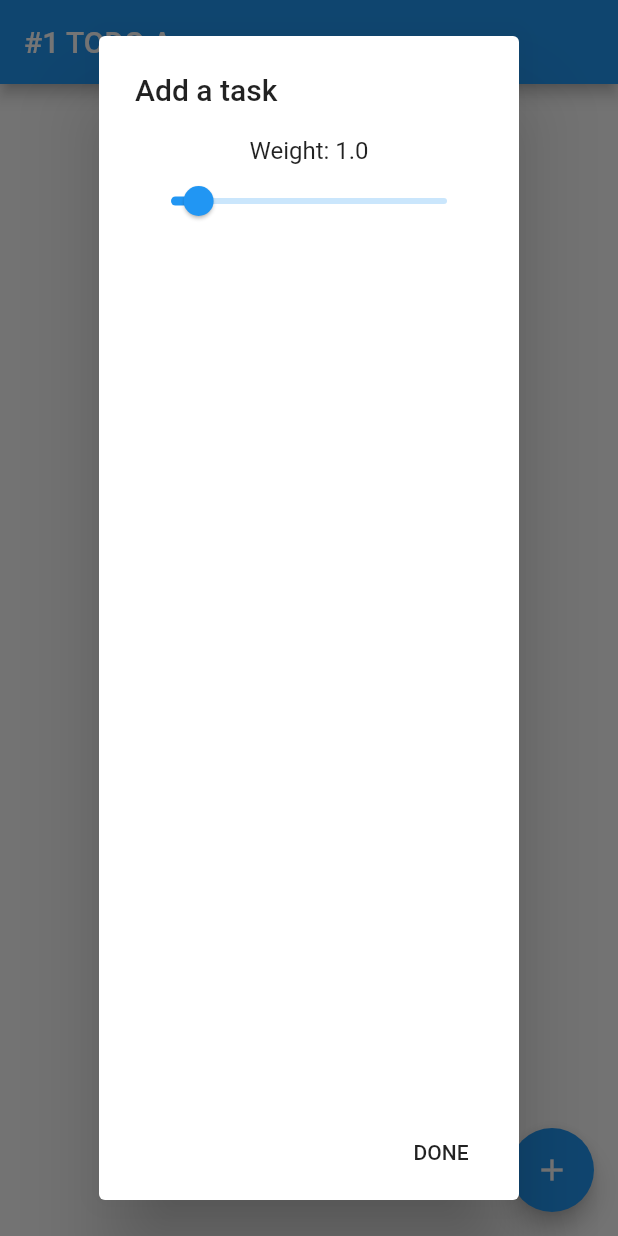
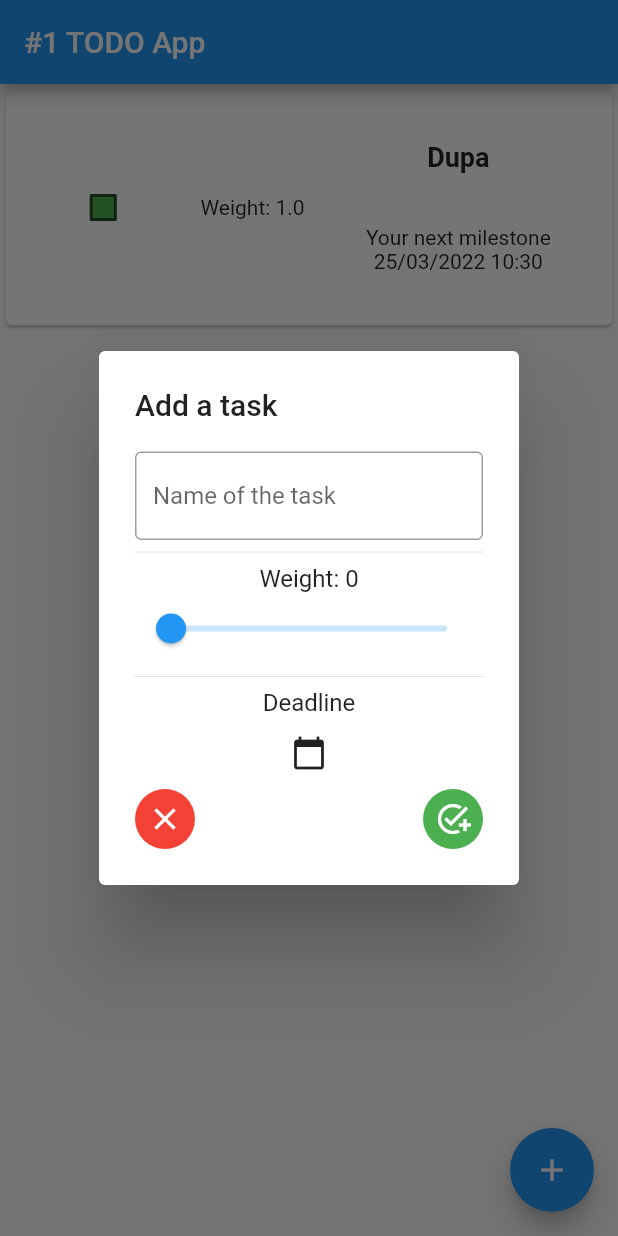
Before and after one commit to ArturNiklewicz/todoFlutterApp, a Flutter app: the screen it shows after launch, after a tap on the "add" icon, on a phone screen of 412 x 824 dp. Run offline on Flutter 3.47's test engine with Material 2 defaults, Android fonts, the phone set to English and light mode, and no system bars.

Commit message:
Cleaning-up

```diff
--- a/lib/main.dart
+++ b/lib/main.dart
@@ -1,5 +1,6 @@
 import 'package:flutter/material.dart';
 import 'package:todo_app/ui/screens/homepage.dart';
+import 'package:todo_app/ui/screens/subtask_screen.dart';
 
 void main() {
   runApp(const MyApp());
@@ -11,11 +12,12 @@ class MyApp extends StatelessWidget {
   @override
   Widget build(BuildContext context) {
     return MaterialApp(
+      initialRoute: '/home',
+      routes: {
+        '/home': (context) => const HomePage(),
+      },
       debugShowCheckedModeBanner: false,
-      theme: ThemeData(
-        primarySwatch: Colors.blue,
-      ),
-      home: HomePage(),
+      theme: ThemeData(primarySwatch: Colors.blue),
     );
   }
 }
--- a/lib/models/task.dart
+++ /dev/null
@@ -1,6 +0,0 @@
-import 'package:flutter/material.dart';
-
-class Task {
-  String? taskName, taskDescription;
-  bool? taskStatus;
-}
--- /dev/null
+++ b/lib/models/todo.dart
@@ -0,0 +1,14 @@
+class Todo {
+  String title;
+  double weight;
+  DateTime deadline;
+  bool status;
+
+  Todo({
+    required this.title,
+    required this.weight,
+    required this.deadline,
+    required this.status,
+  });
+
+}
--- a/lib/ui/screens/homepage.dart
+++ b/lib/ui/screens/homepage.dart
@@ -1,10 +1,11 @@
 import 'package:flutter/material.dart';
-import 'package:todo_app/main.dart';
-import 'package:todo_app/ui/widgets/taskCard.dart';
+import 'package:todo_app/models/todo.dart';
+import 'package:todo_app/ui/screens/subtask_screen.dart';
+import 'package:todo_app/ui/widgets/new_task.dart';
+import 'package:todo_app/ui/widgets/task_list.dart';
 
 class HomePage extends StatefulWidget {
-  static int taskNumber = 0;
-  HomePage({Key? key}) : super(key: key);
+  const HomePage({Key? key}) : super(key: key);
 
   @override
   State<HomePage> createState() => _HomePageState();
@@ -12,46 +13,10 @@ class HomePage extends StatefulWidget {
 
 class _HomePageState extends State<HomePage> {
   final String title = "#1 TODO App";
-  DateTime selectedDate = DateTime.now();
-  double _value = 1.0;
-
-  void _incrementCounter() {
-    setState(() {
-      HomePage.taskNumber++;
-    });
-  }
-
-  Future<void> _selectDate(BuildContext context) async {
-    final DateTime? picked = await showDatePicker(
-        context: context,
-        initialDate: selectedDate,
-        firstDate: DateTime(2015, 8),
-        lastDate: DateTime(2101));
-    if (picked != null && picked != selectedDate)
-      setState(() {
-        selectedDate = picked;
-      });
-  }
-
-  void _showAddTaskPopUp() async {
-    // <-- note the async keyword here
-
-    // this will contain the result from Navigator.pop(context, result)
-    final selectedWeight = await showDialog<double>(
-      context: context,
-      builder: (context) => AddTaskPopUp(initialWeight: _value),
-    );
-
-    // execution of this code continues when the dialog was closed (popped)
-
-    // note that the result can also be null, so check it
-    // (back button or pressed outside of the dialog)
-    if (selectedWeight != null) {
-      setState(() {
-        _value = selectedWeight;
-      });
-    }
-  }
+  double _weight = 1.0;
+  static List<Todo> userTasks = [
+    Todo(deadline: DateTime.now(), title: 'Dupa', weight: 1, status: false)
+  ];
 
   @override
   Widget build(BuildContext context) {
@@ -59,88 +24,33 @@ class _HomePageState extends State<HomePage> {
       appBar: AppBar(
         title: Text(title),
       ),
-      body: Center(
-          child: ListView.builder(
-        itemCount: HomePage.taskNumber,
-        itemBuilder: (context, index) {
-          return TaskCard();
+      body: TaskList(userTasks),
+      floatingActionButton: FloatingActionButton(
+        onPressed: () {
+          _showAddTaskPopUp();
         },
-        // In this example, each String is on its own l
-      )),
-      floatingActionButton: FloatingActionButton(
-        onPressed: _showAddTaskPopUp,
         tooltip: 'Add a task',
         child: const Icon(Icons.add),
       ), // This trailing comma makes auto-formatting nicer for build methods.
     );
   }
 
-  Widget _buildPopupDialog(BuildContext context) {
-    return AlertDialog(
-      title: const TextField(
-        decoration: InputDecoration(
-            border: OutlineInputBorder(), hintText: "Name of the task"),
-      ),
-      content: Column(
-        mainAxisSize: MainAxisSize.min,
-        crossAxisAlignment: CrossAxisAlignment.start,
-        children: <Widget>[
-          Slider(
-            min: 0.0,
-            max: 10.0,
-            value: _value,
-            onChanged: (value) {
-              setState(() {
-                _value = value;
-              });
-            },
-          ),
-          Divider(),
-          IconButton(
-              onPressed: () => _selectDate(context),
-              icon: Icon(Icons.calendar_today))
-        ],
-      ),
-      actions: <Widget>[
-        Row(
-          mainAxisAlignment: MainAxisAlignment.spaceAround,
-          children: [
-            CircleAvatar(
-              radius: 20,
-              backgroundColor: Colors.red,
-              child: new IconButton(
-                onPressed: () {
-                  Navigator.of(context).pop();
-                },
-                icon: const Icon(
-                  Icons.close,
-                  color: Colors.white,
-                ),
-              ),
-            ),
-            CircleAvatar(
-              radius: 20,
-              backgroundColor: Colors.green,
-              child: new IconButton(
-                onPressed: () {
-                  Navigator.of(context).pop();
-                },
-                icon: const Icon(
-                  Icons.add_task,
-                  color: Colors.white,
-                ),
-              ),
-            ),
-          ],
-        )
-      ],
+  void _showAddTaskPopUp() async {
+    final selectedWeight = await showDialog<double>(
+      context: context,
+      builder: (context) => AddTaskPopUp(initialWeight: _weight),
     );
+
+    if (selectedWeight != null) {
+      setState(() {
+        _weight = selectedWeight;
+      });
+    }
   }
 }
 
 class AddTaskPopUp extends StatefulWidget {
-  /// initial selection for the slider
-  double? initialWeight = 1;
+  double? initialWeight;
 
   AddTaskPopUp({Key? key, this.initialWeight}) : super(key: key);
 
@@ -149,44 +59,32 @@ class AddTaskPopUp extends StatefulWidget {
 }
 
 class _AddTaskPopUpState extends State<AddTaskPopUp> {
-  /// current selection of the slider
-  double? _value = 0;
+  DateTime today = DateTime.now();
 
-  @override
-  void initState() {
-    super.initState();
-    _value = widget.initialWeight;
+  void addNewTask(String title, double weight, DateTime deadline, bool status) {
+    final newTask = Todo(
+        title: title,
+        weight: weight,
+        deadline: deadline.toString().isEmpty ? today : deadline,
+        status: status);
+
+    setState(() {
+      _HomePageState.userTasks.add(newTask);
+    });
+    int i = 0;
+    bool endOfLoop = i <= _HomePageState.userTasks.length;
+    for (Todo todo in _HomePageState.userTasks) {
+      if (endOfLoop == false) {
+        print(_HomePageState.userTasks[i].toString());
+        i++;
+      } else {
+        break;
+      }
+    }
   }
 
   @override
   Widget build(BuildContext context) {
-    return AlertDialog(
-      title: Text('Add a task'),
-      content: Column(
-        children: [
-          Text('Weight: ${_value!.toStringAsPrecision(2)}'),
-          Slider(
-            min: 0.0,
-            max: 10.0,
-            value: _value!.toDouble(),
-            onChanged: (value) {
-              setState(() {
-                _value = value;
-              });
-            },
-          ),
-        ],
-      ),
-      actions: <Widget>[
-        FlatButton(
-          onPressed: () {
-            // Use the second argument of Navigator.pop(...) to pass
-            // back a result to the page that opened the dialog
-            Navigator.pop(context, _value);
-          },
-          child: Text('DONE'),
-        )
-      ],
-    );
+    return NewTask(addNewTask);
   }
 }
--- a/lib/ui/widgets/addTaskPopUp.dart
+++ /dev/null
@@ -1,54 +0,0 @@
-import 'package:flutter/material.dart';
-
-class AddTaskPopUp extends StatefulWidget {
-  /// initial selection for the slider
-  double? initialWeight = 1;
-
-  AddTaskPopUp({Key? key, this.initialWeight}) : super(key: key);
-
-  @override
-  _AddTaskPopUpState createState() => _AddTaskPopUpState();
-}
-
-class _AddTaskPopUpState extends State<AddTaskPopUp> {
-  /// current selection of the slider
-  double? _value = 0;
-
-  @override
-  void initState() {
-    super.initState();
-    _value = widget.initialWeight;
-  }
-
-  @override
-  Widget build(BuildContext context) {
-    return new AlertDialog(
-      title: Text('Add a task'),
-      content: Column(
-        children: [
-          Text('Weight: ${_value!.toStringAsPrecision(2)}'),
-          Slider(
-            min: 0.0,
-            max: 10.0,
-            value: _value!.toDouble(),
-            onChanged: (value) {
-              setState(() {
-                _value = value;
-              });
-            },
-          ),
-        ],
-      ),
-      actions: <Widget>[
-        FlatButton(
-          onPressed: () {
-            // Use the second argument of Navigator.pop(...) to pass
-            // back a result to the page that opened the dialog
-            Navigator.pop(context, _value);
-          },
-          child: Text('DONE'),
-        )
-      ],
-    );
-  }
-}
--- /dev/null
+++ b/lib/ui/widgets/new_task.dart
@@ -0,0 +1,142 @@
+import 'package:flutter/material.dart';
+
+class NewTask extends StatefulWidget {
+  final Function addTask;
+
+  const NewTask(this.addTask, {Key? key}) : super(key: key);
+
+  @override
+  _NewTaskState createState() => _NewTaskState();
+}
+
+class _NewTaskState extends State<NewTask> {
+  final nameController = TextEditingController();
+  String enteredName = "";
+  double _value = 0;
+  DateTime selectedDate = DateTime.now();
+  DateTime fiftyDaysFromNow = DateTime.now().add(const Duration(days: 50));
+  DateTime sevenDaysAgo = DateTime.now().subtract(const Duration(days: 7));
+
+  late bool status;
+
+  String _checkName() {
+    if (nameController.text == null ||
+        nameController.text == " " ||
+        nameController.text == '')
+      enteredName = "A New Task";
+    else
+      enteredName = nameController.text;
+    return enteredName;
+  }
+
+  void _submitTask() {
+    _checkName();
+    status = false;
+    widget.addTask(enteredName, _value, selectedDate, status);
+  }
+
+  @override
+  Widget build(BuildContext context) {
+    return AlertDialog(
+      insetPadding: EdgeInsets.zero,
+      title: const Text('Add a task'),
+      content: SizedBox(
+        height: 265,
+        width: 130,
+        child: Column(mainAxisAlignment: MainAxisAlignment.start, children: [
+          TextField(
+            controller: nameController,
+            decoration: const InputDecoration(
+                border: OutlineInputBorder(), hintText: "Name of the task"),
+          ),
+          const Divider(),
+
+          Container(child: getWeightstatus()),
+          // Text('Weight: ${_value!.toStringAsPrecision(2)}'),
+          Slider(
+            min: 0.0,
+            max: 10.0,
+            value: _value.toDouble(),
+            onChanged: (value) {
+              setState(() {
+                _value = value;
+              });
+            },
+          ),
+          const Divider(),
+          const Text('Deadline'),
+          Builder(builder: (buildReturnedContext) {
+            return IconButton(
+                onPressed: () async {
+                  final DateTime? picked = await showDatePicker(
+                      context: context,
+                      initialDate: sevenDaysAgo,
+                      firstDate: DateTime(2022),
+                      lastDate: fiftyDaysFromNow);
+                  if (picked != null && picked != selectedDate) {
+                    setState(() {
+                      selectedDate = picked;
+                    });
+                  }
+                },
+                icon: const Icon(Icons.calendar_today));
+          }),
+
+          /* actions: <Widget>[ */
+          Row(
+            mainAxisAlignment: MainAxisAlignment.spaceBetween,
+            children: [
+              CircleAvatar(
+                radius: 20,
+                backgroundColor: Colors.red,
+                child: IconButton(
+                  onPressed: () {
+                    Navigator.of(context).pop();
+                  },
+                  icon: const Icon(
+                    Icons.close,
+                    color: Colors.white,
+                  ),
+                ),
+              ),
+              CircleAvatar(
+                radius: 20,
+                backgroundColor: Colors.green,
+                child: IconButton(
+                  onPressed: () {
+                    _submitTask();
+                    Navigator.of(context).pop(_value);
+                  },
+                  icon: const Icon(
+                    Icons.add_task,
+                    color: Colors.white,
+                  ),
+                ),
+              ),
+            ],
+          ),
+        ]),
+      ),
+    );
+  }
+
+  Widget getWeightstatus() {
+    if (_value > 1) {
+      return Text('Weight: ${_value.toStringAsPrecision(2)}');
+    } else {
+      return Text('Weight: ${_value.toStringAsPrecision(1)}');
+    }
+  }
+
+//Function addTx initialization
+//State: NewTransaciton
+
+//void submitData()
+  //State: _NewTransactionState
+  //enteredData = textControlers
+  //if enteredData <= 0 => return;
+
+  //override
+  //return of the textfields and the button
+  //with onSubmitted: (_) => submitData() & onPressed: submitData
+}
--- /dev/null
+++ b/lib/ui/widgets/task_list.dart
@@ -0,0 +1,135 @@
+import 'dart:core';
+
+import 'package:flutter/material.dart';
+import 'package:intl/intl.dart';
+import 'package:todo_app/models/todo.dart';
+import 'package:todo_app/ui/screens/homepage.dart';
+import 'package:todo_app/ui/screens/subtask_screen.dart';
+
+class TaskList extends StatelessWidget {
+  List<Todo>? tasks;
+  TaskList(this.tasks, {Key? key}) : super(key: key);
+
+  @override
+  Widget build(BuildContext context) {
+    return Center(
+        child: tasks == null
+            ? Text(
+                'You have not added any tasks yet 😔😪',
+              )
+            : ListView.builder(
+                itemCount: tasks!.length,
+                itemBuilder: (context, index) {
+                  return GestureDetector(
+                    child: TaskCard(
+                      taskName: tasks![index].title,
+                      taskWeight: tasks![index].weight,
+                      taskDeadline: tasks![index].deadline,
+                      taskStatus: tasks![index].status,
+                    ),
+                    onTap: () {
+                      Navigator.push(
+                          context,
+                          MaterialPageRoute(
+                              builder: (context) =>
+                                  SubTaskScreen(todo: tasks![index])));
+                    },
+                  );
+                  // return TaskCard();
+                },
+                // In this example, each String is on its own l
+              ));
+  }
+}
+
+class TaskCard extends StatefulWidget {
+  String taskName;
+  double taskWeight;
+  DateTime taskDeadline;
+  bool taskStatus = false;
+
+  TaskCard(
+      {Key? key,
+      required this.taskName,
+      required this.taskWeight,
+      required this.taskDeadline,
+      required this.taskStatus})
+      : super(key: key);
+
+  @override
+  State<TaskCard> createState() => _TaskCardState();
+}
+
+class _TaskCardState extends State<TaskCard> {
+  @override
+  Widget build(BuildContext context) {
+    var screenHeight = MediaQuery.of(context).size.height;
+    var screenWidth = MediaQuery.of(context).size.width;
+
+    Color getColor(Set<MaterialState> states) {
+      const Set<MaterialState> interactiveStates = <MaterialState>{
+        MaterialState.pressed,
+        MaterialState.hovered,
+        MaterialState.focused,
+      };
+      if (states.any(interactiveStates.contains)) {
+        return Colors.blue;
+      }
+      return Colors.green;
+    }
+
+    return GestureDetector(
+      onTap: () {
+        setState(() {
+          // Go to SubTaskScreen
+          /* context, '/subtask_screen' */
+          Navigator.push(
+            context,
+            MaterialPageRoute(builder: (context) => Text('dupa')
+                // SubTaskScreen(todo: _HomePageState.userTasks[1]),
+                ),
+          );
+        });
+      },
+      child: SizedBox(
+        height: screenHeight / 5,
+        width: screenWidth,
+        child: Card(
+          child:
+              Row(mainAxisAlignment: MainAxisAlignment.spaceEvenly, children: [
+            Checkbox(
+                checkColor: Colors.white,
+                fillColor: MaterialStateProperty.resolveWith(getColor),
+                value: widget.taskStatus,
+                onChanged: (bool? value) {
+                  setState(() {
+                    widget.taskStatus = value!;
+                    /*  widget.taskStatus = value!; */
+                  });
+                }),
+            Text('Weight: ' + widget.taskWeight.toStringAsPrecision(2)),
+            Column(
+              mainAxisAlignment: MainAxisAlignment.spaceEvenly,
+              children: [
+                FittedBox(
+                  child: Text(widget.taskName,
+                      style:
+                          TextStyle(fontWeight: FontWeight.bold, fontSize: 18)),
+                ),
+                Column(
+                  children: [
+                    Text(
+                      'Your next milestone',
+                    ),
+                    Text(DateFormat('dd/MM/yyyy H:m')
+                        .format(widget.taskDeadline)),
+                  ],
+                )
+              ],
+            )
+          ]),
+        ),
+      ),
+    );
+  }
+}
```
Also changed, not shown: lib/models/subtask.dart (added, +17 -0 lines), lib/ui/screens/subtask_screen.dart (added, +66 -0 lines), lib/ui/widgets/taskCard.dart (deleted, +0 -28 lines), pubspec.yaml (+4 -12 lines), pubspec.lock, 2 other files.
